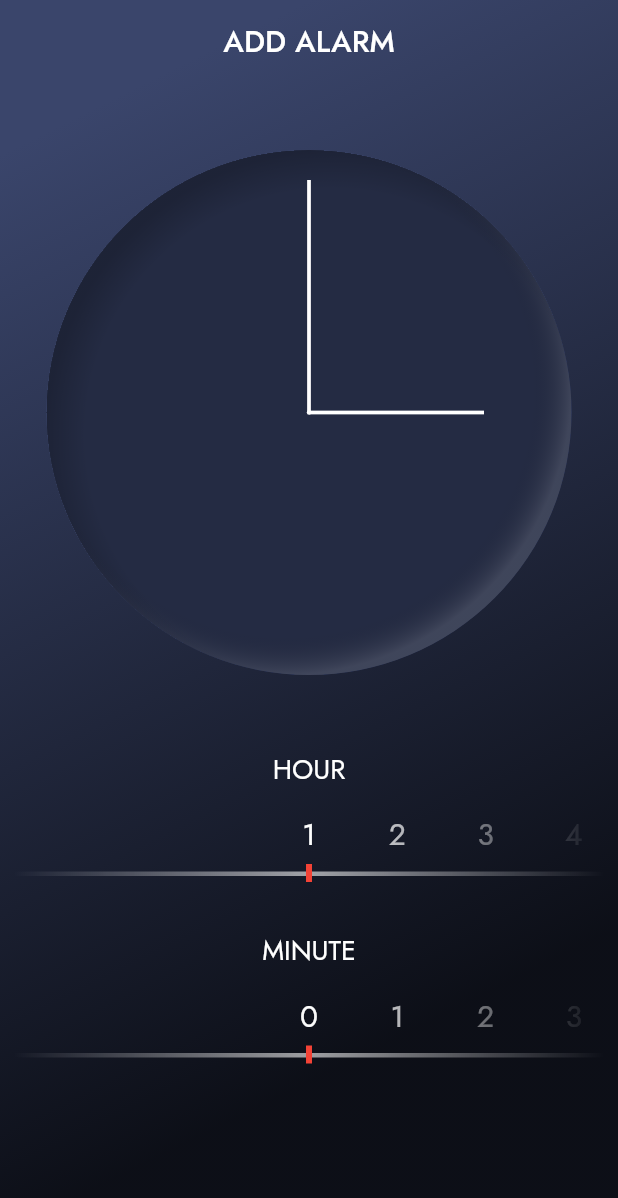
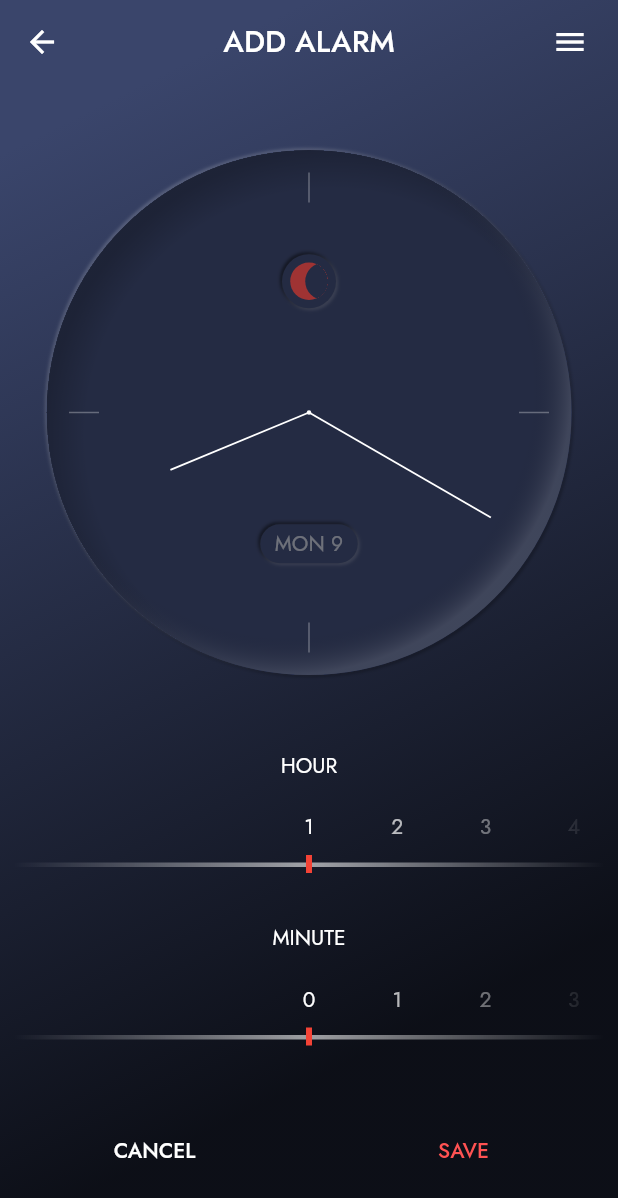
Before and after one commit to Sahil-Programme/alarm_app, a Flutter app: the screen it shows after launch, on a phone screen of 412 x 824 dp. Shown: the top 1198 px of the screen. Run offline on Flutter 3.47's test engine with Material 2 defaults, Android fonts, the phone set to English and light mode, and no system bars; our stand-ins replace google_fonts; statements that could not run were skipped.

Commit message:
added features -date container , am/pm marker and more

```diff
--- a/lib/main.dart
+++ b/lib/main.dart
@@ -2,14 +2,13 @@ import 'dart:async';
 import 'dart:math';
 
 import 'package:flutter/material.dart';
-import 'package:flutter/rendering.dart';
 import 'package:flutter/services.dart';
 import 'package:google_fonts/google_fonts.dart';
 
 const gap = 25.0;
-const handWidth = 2.5;
-const minHandAngle = 8 * pi / 4;
-const hourHandAngle = 2 * pi / 4;
+const handWidth = 1.25;
+const minHandAngle = 8 * pi / 3;
+const hourHandAngle = 5.5 * pi / 4;
 
 Future changeColor() async {
   const style = SystemUiOverlayStyle(
@@ -39,10 +38,6 @@ class MyApp extends StatelessWidget {
     return MaterialApp(
       color: const Color(0xFF3A456B),
       debugShowCheckedModeBanner: false,
-      //showPerformanceOverlay: true,
-      //debugShowMaterialGrid: true,
-      //showSemanticsDebugger: true,
-
       home: Scaffold(
         extendBody: true,
         extendBodyBehindAppBar: true,
@@ -55,6 +50,16 @@ class MyApp extends StatelessWidget {
           ),
           elevation: 0,
           backgroundColor: Colors.transparent,
+          leading: IconButton(
+            icon: const Icon(Icons.arrow_back),
+            onPressed: () {},
+          ),
+          actions: [
+            Container(
+                margin: const EdgeInsets.only(right: 20),
+                alignment: Alignment.center,
+                child: const Icon(Icons.menu)),
+          ],
         ),
         body: LayoutBuilder(
           builder: (_, size) => Container(
@@ -90,70 +95,42 @@ class MyApp extends StatelessWidget {
                               height: 350,
                               clipBehavior: Clip.hardEdge,
                               decoration: const BoxDecoration(
-                                //boxShadow: <BoxShadow>[
-                                //  BoxShadow(
-                                //    color: Color(0x30FFFFFF),
-                                //    blurRadius: 3,
-                                //    offset: Offset(-2, -2),
-                                //    spreadRadius: 1,
-                                //  ),
-                                //  BoxShadow(
-                                //    color: Color(0x30000000),
-                                //    blurRadius: 3,
-                                //    offset: Offset(2, 2),
-                                //    spreadRadius: 1,
-                                //  ),
-                                //],
+                                boxShadow: <BoxShadow>[
+                                  BoxShadow(
+                                    color: Color(0x30FFFFFF),
+                                    blurRadius: 1,
+                                    offset: Offset(-1, -1),
+                                    spreadRadius: 0.1,
+                                  ),
+                                  BoxShadow(
+                                    color: Color(0x40000000),
+                                    blurRadius: 1,
+                                    offset: Offset(1, 1),
+                                    spreadRadius: 0.5,
+                                  ),
+                                ],
                                 //color: Colors.transparent,
                                 color: Color(0xFF3A456B),
                                 borderRadius: BorderRadius.all(
                                   Radius.circular(350 / 2),
                                 ),
                               ),
-                              child: LayoutBuilder(builder: (_, constaint) {
+                              child: LayoutBuilder(builder: (_, constraint) {
                                 return Stack(
-                                  children: [
+                                  children: <Widget>[
+                                    //Moon
+                                    const Moon(),
+                                    const DateStack(),
+                                    //Clock face
                                     const MainCircle(),
                                     const ShadowCircle(), // blue
                                     const LightCircle(), //Minute hand
-                                    Positioned(
-                                      top: 20,
-                                      right: constaint.maxWidth / 2 -
-                                          handWidth / 2,
-                                      child: Transform.rotate(
-                                        origin: Offset(
-                                          0,
-                                          constaint.maxHeight / 4 - 20 / 2,
-                                        ),
-                                        angle: minHandAngle,
-                                        child: Container(
-                                          alignment: Alignment.topCenter,
-                                          height: constaint.maxHeight / 2 - 20,
-                                          width: handWidth,
-                                          color: Colors.white,
-                                        ),
-                                      ),
-                                    ),
-                                    //hour hand
-                                    Positioned(
-                                      top: constaint.maxHeight / 2 -
-                                          constaint.maxHeight / 3,
-                                      right: constaint.maxWidth / 2 -
-                                          handWidth / 2,
-                                      child: Transform.rotate(
-                                        origin: Offset(
-                                          0,
-                                          constaint.maxHeight / (3 * 2),
-                                        ),
-                                        angle: hourHandAngle,
-                                        child: Container(
-                                          alignment: Alignment.topCenter,
-                                          height: constaint.maxHeight / 3,
-                                          width: handWidth,
-                                          color: Colors.white,
-                                        ),
-                                      ),
-                                    ),
+                                    //hour markers
+                                    const SmallHourMarkers(),
+                                    //Minutes
+                                    MinuteHand(constraint: constraint),
+                                    //Hands
+                                    HourHand(constraint: constraint),
                                   ],
                                 );
                               }),
@@ -167,7 +144,6 @@ class MyApp extends StatelessWidget {
                         'HOUR',
                         style: GoogleFonts.jost(
                           color: Colors.white,
-                          fontSize: 18,
                         ),
                       ),
                       const SizedBox(height: 5),
@@ -177,16 +153,264 @@ class MyApp extends StatelessWidget {
                         'MINUTE',
                         style: GoogleFonts.jost(
                           color: Colors.white,
-                          fontSize: 18,
                         ),
                       ),
                       const SizedBox(height: 5),
                       Dial(width: x.maxWidth, start: 0, end: 59),
+                      Expanded(
+                        child: SizedBox(
+                          height: 25,
+                          width: x.maxWidth,
+                          //decoration: BoxDecoration(color: Colors.red),
+                          child: Row(
+                            children: <Widget>[
+                              Expanded(
+                                child: TextButton(
+                                  onPressed: () {},
+                                  child: Text(
+                                    'CANCEL',
+                                    style:
+                                        GoogleFonts.jost(color: Colors.white),
+                                  ),
+                                ),
+                              ),
+                              Expanded(
+                                child: TextButton(
+                                  onPressed: () {},
+                                  child: Text(
+                                    'SAVE',
+                                    style: GoogleFonts.jost(
+                                        color: Colors.redAccent),
+                                  ),
+                                ),
+                              ),
+                            ],
+                          ),
+                        ),
+                      ),
                     ],
                   ),
                 ],
               ),
             ),
+          ),
+        ),
+      ),
+    );
+  }
+}
+
+class HourHand extends StatelessWidget {
+  final BoxConstraints constraint;
+  const HourHand({
+    Key? key,
+    required this.constraint,
+  }) : super(key: key);
+
+  @override
+  Widget build(BuildContext context) {
+    return Positioned(
+      top: constraint.maxHeight / 2 - constraint.maxHeight / 3.5,
+      right: constraint.maxWidth / 2 - handWidth / 2,
+      child: Transform.rotate(
+        origin: Offset(
+          0,
+          constraint.maxHeight / (3.5 * 2),
+        ),
+        angle: hourHandAngle,
+        child: Container(
+          alignment: Alignment.topCenter,
+          height: constraint.maxHeight / 3.5,
+          width: handWidth,
+          color: Colors.white,
+        ),
+      ),
+    );
+  }
+}
+
+class MinuteHand extends StatelessWidget {
+  final BoxConstraints constraint;
+  const MinuteHand({
+    Key? key,
+    required this.constraint,
+  }) : super(key: key);
+
+  @override
+  Widget build(BuildContext context) {
+    return Positioned(
+      top: constraint.maxHeight / 2 - constraint.maxHeight / 2.5,
+      right: constraint.maxWidth / 2 - handWidth / 2,
+      child: Transform.rotate(
+        origin: Offset(
+          0,
+          constraint.maxHeight / (2.5 * 2),
+        ),
+        angle: minHandAngle,
+        child: Container(
+          alignment: Alignment.topCenter,
+          height: constraint.maxHeight / 2.5,
+          width: handWidth,
+          color: Colors.white,
+        ),
+      ),
+    );
+  }
+}
+
+class SmallHourMarkers extends StatelessWidget {
+  const SmallHourMarkers({
+    Key? key,
+  }) : super(key: key);
+
+  @override
+  Widget build(BuildContext context) {
+    return Stack(
+      children: [
+        //Hour hands (small)
+        Transform.translate(
+          offset: Offset(0, 350 / 2 - 25),
+          child: Center(
+            child: Container(
+              height: 20,
+              width: 1,
+              color: Colors.white30,
+            ),
+          ),
+        ),
+        //Hour hands (small)
+        Transform.translate(
+          offset: Offset(350 / 2 - 25, 0),
+          child: Center(
+            child: Container(
+              height: 1,
+              width: 20,
+              color: Colors.white30,
+            ),
+          ),
+        ),
+        //Hour hands (small)
+        Transform.translate(
+          offset: Offset(-(350 / 2 - 25), 0),
+          child: Center(
+            child: Container(
+              height: 1,
+              width: 20,
+              color: Colors.white30,
+            ),
+          ),
+        ),
+        //Hour hands (small)
+        Transform.translate(
+          offset: Offset(0, -(350 / 2 - 25)),
+          child: Center(
+            child: Container(
+              height: 20,
+              width: 1,
+              color: Colors.white30,
+            ),
+          ),
+        ),
+      ],
+    );
+  }
+}
+
+class Moon extends StatelessWidget {
+  const Moon({
+    Key? key,
+  }) : super(key: key);
+
+  @override
+  Widget build(BuildContext context) {
+    return Transform.translate(
+      offset: const Offset(0, -(350 / 2 / 2)),
+      child: Center(
+        child: Container(
+          alignment: Alignment.center,
+          height: 36,
+          width: 36,
+          padding: const EdgeInsets.all(2),
+          decoration: BoxDecoration(
+            color: const Color(0xFF3A456B),
+            borderRadius: BorderRadius.circular(36 / 2),
+            boxShadow: const <BoxShadow>[
+              BoxShadow(
+                offset: Offset(-1, -1),
+                color: Color(0x80000000),
+                blurRadius: 1,
+                spreadRadius: 0.3,
+              ),
+              BoxShadow(
+                offset: Offset(1, 1),
+                color: Color(0x30FFFFFF),
+                blurRadius: 1,
+                spreadRadius: 0.3,
+              ),
+            ],
+          ),
+          child: Container(
+            clipBehavior: Clip.hardEdge,
+            decoration: BoxDecoration(
+              color: Colors.redAccent[200],
+              borderRadius: BorderRadius.circular(25 / 2),
+            ),
+            child: Transform.translate(
+              offset: const Offset(10, 0),
+              child: Container(
+                clipBehavior: Clip.hardEdge,
+                height: 25,
+                width: 25,
+                decoration: BoxDecoration(
+                  color: const Color(0xFF3A456B),
+                  borderRadius: BorderRadius.circular(25 / 2),
+                ),
+              ),
+            ),
+          ),
+        ),
+      ),
+    );
+  }
+}
+
+class DateStack extends StatelessWidget {
+  const DateStack({
+    Key? key,
+  }) : super(key: key);
+
+  @override
+  Widget build(BuildContext context) {
+    return Transform.translate(
+      offset: const Offset(0, (350 / 2 / 2)),
+      child: Center(
+        child: Container(
+          alignment: Alignment.center,
+          height: 26,
+          width: 65,
+          padding: const EdgeInsets.all(2),
+          decoration: const BoxDecoration(
+            color: Color(0xFF3A456B),
+            borderRadius: BorderRadius.horizontal(
+                left: Radius.circular(26 / 2), right: Radius.circular(26 / 2)),
+            boxShadow: <BoxShadow>[
+              BoxShadow(
+                offset: Offset(-1, -1),
+                color: Color(0x80000000),
+                blurRadius: 1,
+                spreadRadius: 0.3,
+              ),
+              BoxShadow(
+                offset: Offset(1, 1),
+                color: Color(0x30FFFFFF),
+                blurRadius: 1,
+                spreadRadius: 0.3,
+              ),
+            ],
+          ),
+          child: Text(
+            'MON 9',
+            style: GoogleFonts.jost(color: Colors.white60),
           ),
         ),
       ),
@@ -390,7 +614,7 @@ class _DialState extends State<Dial> {
                       child: Text(
                         _list[index].toString(),
                         style: GoogleFonts.jost(
-                          fontSize: 20,
+                          //fontSize: 20,
                           color: Colors.white,
                         ),
                       ),
```
